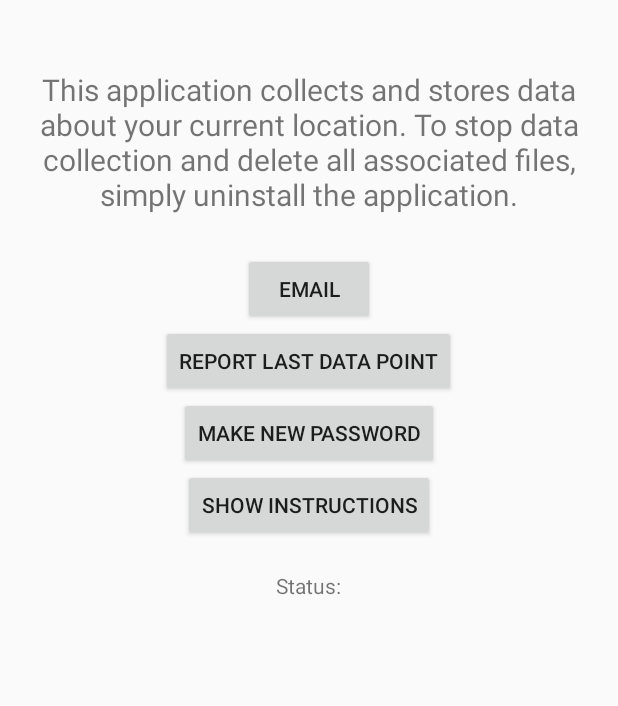
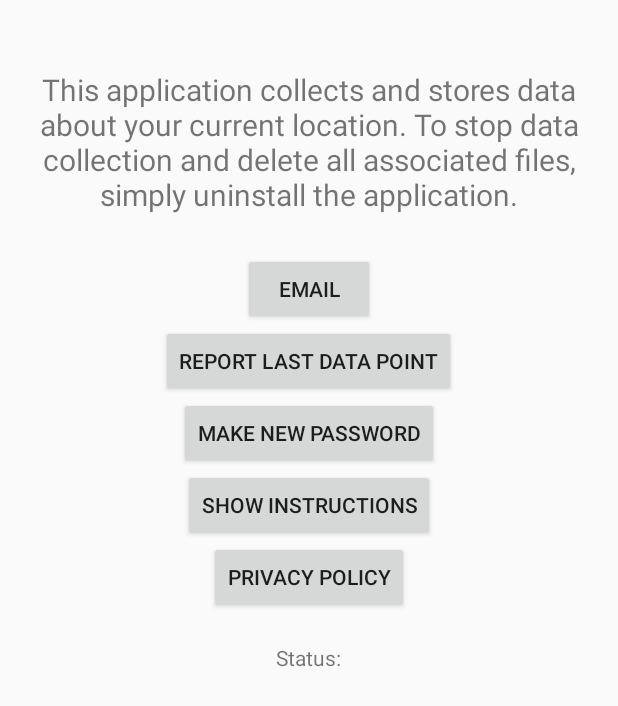
Before and after one commit to kris-geyer/pegLog, an Android app: the screen it shows after launch (MainActivity), on a phone screen of 412 x 824 dp. Shown: the top 706 px of the screen. Run offline under Robolectric (Android 15) with nearby library versions, the phone set to English and light mode, and no system bars; libraries missing offline, so code that uses them is left out: net.sqlcipher, net.sqlcipher.database; 1 statement that could not run was skipped.

Commit message:
Added privacy policy button

```diff
--- a/app/src/main/AndroidManifest.xml
+++ b/app/src/main/AndroidManifest.xml
@@ -7,6 +7,7 @@
     <uses-permission android:name="android.permission.ACCESS_NETWORK_STATE" />
     <uses-permission android:name="android.permission.RECEIVE_BOOT_COMPLETED" />
     <uses-permission android:name="android.permission.READ_PHONE_STATE"/>
+    <uses-permission android:name="android.permission.FOREGROUND_SERVICE"/>
 
     <application
         android:largeHeap="true"
--- a/app/src/main/java/geyer/location/android/peglog/MainActivity.java
+++ b/app/src/main/java/geyer/location/android/peglog/MainActivity.java
@@ -109,6 +109,9 @@ public class MainActivity extends Activity implements View.OnClickListener {
         Button showInst = findViewById(R.id.btnShowInstructions);
         showInst.setOnClickListener(this);
 
+        Button pp = findViewById(R.id.btnPP);
+        pp.setOnClickListener(this);
+
         statusTV = findViewById(R.id.statusTV);
 
         //load the native libraries for the SQL cipher
@@ -159,6 +162,11 @@ public class MainActivity extends Activity implements View.OnClickListener {
                 break;
             case R.id.btnShowInstructions:
                 informUser();
+                break;
+            case R.id.btnPP:
+                Uri uri = Uri.parse("https://psychsensorlab.com/privacy-agreement-for-apps/");
+                Intent launchBrowser = new Intent(Intent.ACTION_VIEW, uri);
+                startActivity(launchBrowser);
                 break;
         }
     }
--- a/app/src/main/res/layout/activity_main.xml
+++ b/app/src/main/res/layout/activity_main.xml
@@ -43,6 +43,13 @@
         android:text="@string/show_inst"
         android:layout_gravity="center_horizontal"/>
 
+    <Button
+        android:layout_width="wrap_content"
+        android:layout_height="wrap_content"
+        android:id="@+id/btnPP"
+        android:text="Privacy policy"
+        android:layout_gravity="center_horizontal"/>
+
 
     <TextView
         android:layout_width="wrap_content"
```
